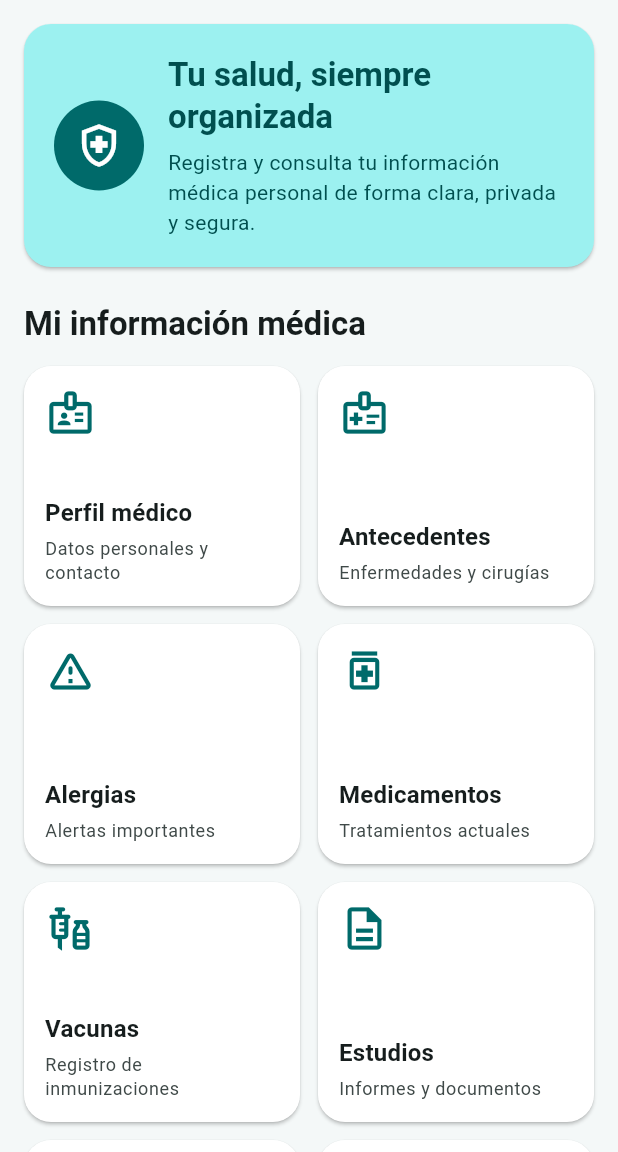
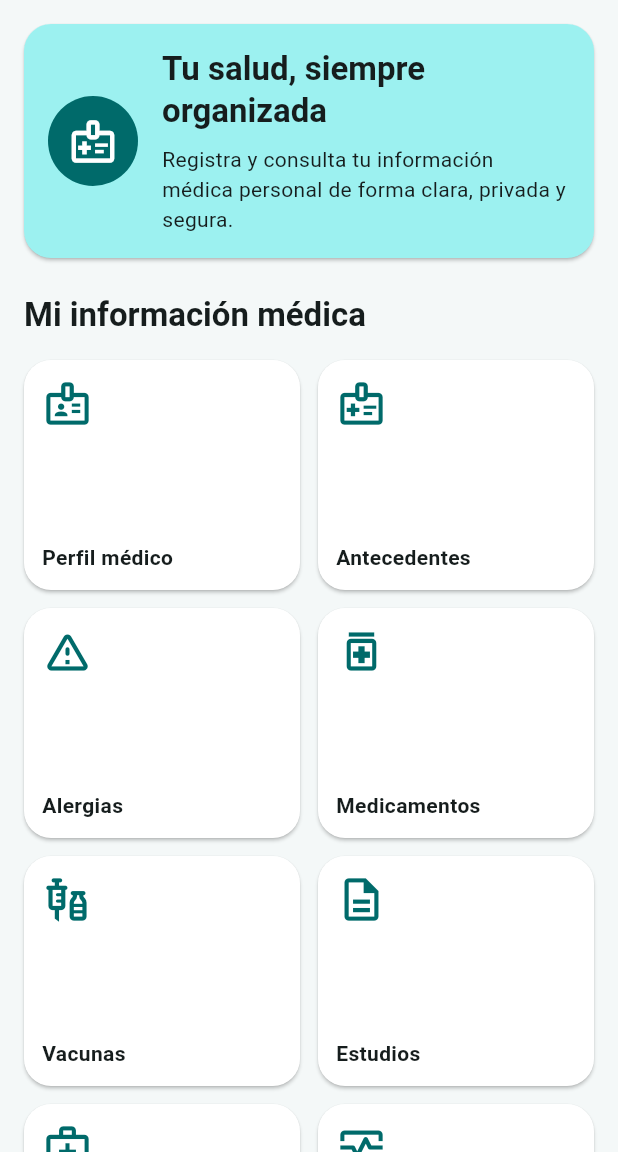
Before and after one commit to floresjulioc71/MiSalud_VortexIT, a Flutter app: the screen it shows after launch, on a phone screen of 412 x 824 dp, the part 84-1236 px from its top. Run offline on Flutter 3.47's test engine with Material 3 defaults, Android fonts, the phone set to English and light mode, and no system bars.

Commit message:
v0.1 Build 003A - Infraestructura base

```diff
--- a/lib/app/theme.dart
+++ b/lib/app/theme.dart
@@ -1,31 +1,29 @@
 import 'package:flutter/material.dart';
+
+import '../core/constants/app_colors.dart';
 
 class AppTheme {
   AppTheme._();
 
-  static const Color primaryColor = Color(0xFF006A6A);
-  static const Color backgroundColor = Color(0xFFF4F8F8);
-  static const Color dangerColor = Color(0xFFBA1A1A);
-
   static ThemeData get lightTheme {
     final ColorScheme colorScheme = ColorScheme.fromSeed(
-      seedColor: primaryColor,
+      seedColor: AppColors.primary,
       brightness: Brightness.light,
-      surface: backgroundColor,
-      error: dangerColor,
+      surface: AppColors.background,
+      error: AppColors.danger,
     );
 
     return ThemeData(
       useMaterial3: true,
       colorScheme: colorScheme,
-      scaffoldBackgroundColor: backgroundColor,
+      scaffoldBackgroundColor: AppColors.background,
       appBarTheme: AppBarTheme(
         centerTitle: false,
         elevation: 0,
-        backgroundColor: colorScheme.primary,
-        foregroundColor: colorScheme.onPrimary,
-        titleTextStyle: TextStyle(
-          color: colorScheme.onPrimary,
+        backgroundColor: AppColors.primary,
+        foregroundColor: Colors.white,
+        titleTextStyle: const TextStyle(
+          color: Colors.white,
           fontSize: 21,
           fontWeight: FontWeight.w700,
         ),
@@ -33,7 +31,7 @@ class AppTheme {
       cardTheme: CardThemeData(
         elevation: 1,
         margin: EdgeInsets.zero,
-        color: colorScheme.surfaceContainerLowest,
+        color: AppColors.card,
         shape: RoundedRectangleBorder(borderRadius: BorderRadius.circular(18)),
       ),
       filledButtonTheme: FilledButtonThemeData(
@@ -47,18 +45,18 @@ class AppTheme {
       ),
       inputDecorationTheme: InputDecorationTheme(
         filled: true,
-        fillColor: colorScheme.surfaceContainerLowest,
+        fillColor: AppColors.surface,
         border: OutlineInputBorder(
           borderRadius: BorderRadius.circular(14),
           borderSide: BorderSide.none,
         ),
         enabledBorder: OutlineInputBorder(
           borderRadius: BorderRadius.circular(14),
-          borderSide: BorderSide(color: colorScheme.outlineVariant),
+          borderSide: const BorderSide(color: AppColors.border),
         ),
         focusedBorder: OutlineInputBorder(
           borderRadius: BorderRadius.circular(14),
-          borderSide: BorderSide(color: colorScheme.primary, width: 2),
+          borderSide: const BorderSide(color: AppColors.primary, width: 2),
         ),
       ),
     );
--- /dev/null
+++ b/lib/core/constants/app_colors.dart
@@ -0,0 +1,31 @@
+import 'package:flutter/material.dart';
+
+/// Colores oficiales de MiSalud_VortexIT.
+/// Todos los colores de la aplicación deben obtenerse desde esta clase.
+class AppColors {
+  AppColors._();
+
+  // Colores principales
+  static const Color primary = Color(0xFF006A6A);
+  static const Color secondary = Color(0xFF4A6363);
+
+  // Fondos
+  static const Color background = Color(0xFFF4F8F8);
+  static const Color surface = Colors.white;
+
+  // Estados
+  static const Color success = Color(0xFF2E7D32);
+  static const Color warning = Color(0xFFF9A825);
+  static const Color danger = Color(0xFFBA1A1A);
+  static const Color info = Color(0xFF1565C0);
+
+  // Texto
+  static const Color textPrimary = Color(0xFF1B1B1B);
+  static const Color textSecondary = Color(0xFF5F6368);
+
+  // Bordes
+  static const Color border = Color(0xFFD9E2E2);
+
+  // Tarjetas
+  static const Color card = Colors.white;
+}
--- /dev/null
+++ b/lib/core/constants/app_constants.dart
@@ -0,0 +1,25 @@
+class AppConstants {
+  AppConstants._();
+
+  // Información de la aplicación
+  static const String appName = 'MiSalud VortexIT';
+  static const String appVersion = 'v0.1';
+  static const String appBuild = '003A';
+
+  // Textos generales
+  static const String dashboardTitle = 'Mi información médica';
+
+  static const String welcomeTitle = 'Tu salud, siempre organizada';
+
+  static const String welcomeMessage =
+      'Registra y consulta tu información médica personal '
+      'de forma clara, privada y segura.';
+
+  static const String pendingModule =
+      'Este módulo estará disponible en los próximos builds.';
+
+  static const String privacyNotice =
+      'La información médica se almacena localmente '
+      'y será protegida mediante los mecanismos de '
+      'seguridad de la aplicación.';
+}
--- /dev/null
+++ b/lib/core/constants/app_icons.dart
@@ -0,0 +1,41 @@
+import 'package:flutter/material.dart';
+
+/// Iconos oficiales de MiSalud_VortexIT.
+/// Todos los iconos de la aplicación deben obtenerse desde esta clase.
+class AppIcons {
+  AppIcons._();
+
+  // Generales
+  static const IconData home = Icons.home_outlined;
+  static const IconData settings = Icons.settings_outlined;
+  static const IconData search = Icons.search;
+  static const IconData add = Icons.add;
+  static const IconData edit = Icons.edit_outlined;
+  static const IconData delete = Icons.delete_outline;
+  static const IconData save = Icons.save_outlined;
+  static const IconData back = Icons.arrow_back;
+
+  // Módulos
+  static const IconData profile = Icons.badge_outlined;
+  static const IconData medicalHistory = Icons.medical_information_outlined;
+  static const IconData allergies = Icons.warning_amber_rounded;
+  static const IconData diseases = Icons.coronavirus_outlined;
+  static const IconData surgeries = Icons.local_hospital_outlined;
+  static const IconData medications = Icons.medication_outlined;
+  static const IconData vaccines = Icons.vaccines_outlined;
+  static const IconData studies = Icons.description_outlined;
+  static const IconData doctors = Icons.medical_services_outlined;
+  static const IconData controls = Icons.monitor_heart_outlined;
+  static const IconData reports = Icons.picture_as_pdf_outlined;
+  static const IconData backup = Icons.cloud_sync_outlined;
+
+  // Seguridad
+  static const IconData security = Icons.lock_outline;
+  static const IconData fingerprint = Icons.fingerprint;
+
+  // Estado
+  static const IconData success = Icons.check_circle_outline;
+  static const IconData warning = Icons.warning_amber_outlined;
+  static const IconData error = Icons.error_outline;
+  static const IconData info = Icons.info_outline;
+}
--- /dev/null
+++ b/lib/core/constants/app_spacing.dart
@@ -0,0 +1,11 @@
+class AppSpacing {
+  AppSpacing._();
+
+  static const double xSmall = 4.0;
+  static const double small = 8.0;
+  static const double medium = 12.0;
+  static const double large = 16.0;
+  static const double xLarge = 24.0;
+  static const double xxLarge = 32.0;
+  static const double xxxLarge = 40.0;
+}
--- a/lib/features/dashboard/screens/dashboard_screen.dart
+++ b/lib/features/dashboard/screens/dashboard_screen.dart
@@ -1,181 +1,76 @@
 import 'package:flutter/material.dart';
+
+import '../../../core/constants/app_colors.dart';
+import '../../../core/constants/app_constants.dart';
+import '../../../core/constants/app_icons.dart';
+import '../../../core/constants/app_spacing.dart';
 
 class DashboardScreen extends StatelessWidget {
   const DashboardScreen({super.key});
 
   @override
   Widget build(BuildContext context) {
-    final ColorScheme colorScheme = Theme.of(context).colorScheme;
-
     return Scaffold(
       appBar: AppBar(
-        title: const Text('MiSalud VortexIT'),
+        title: const Text(AppConstants.appName),
         actions: [
           IconButton(
             tooltip: 'Configuración',
+            icon: const Icon(AppIcons.settings),
             onPressed: () {
-              _showPendingMessage(context);
+              ScaffoldMessenger.of(context).showSnackBar(
+                const SnackBar(content: Text(AppConstants.pendingModule)),
+              );
             },
-            icon: const Icon(Icons.settings_outlined),
           ),
         ],
       ),
-      body: SafeArea(
-        child: ListView(
-          padding: const EdgeInsets.all(16),
-          children: [
-            _WelcomeCard(colorScheme: colorScheme),
-            const SizedBox(height: 24),
-            Text(
-              'Mi información médica',
-              style: Theme.of(
-                context,
-              ).textTheme.titleLarge?.copyWith(fontWeight: FontWeight.w700),
-            ),
-            const SizedBox(height: 14),
-            GridView.count(
-              crossAxisCount: _calculateColumns(context),
-              shrinkWrap: true,
-              physics: const NeverScrollableScrollPhysics(),
-              crossAxisSpacing: 12,
-              mainAxisSpacing: 12,
-              childAspectRatio: 1.15,
-              children: [
-                _DashboardOption(
-                  title: 'Perfil médico',
-                  subtitle: 'Datos personales y contacto',
-                  icon: Icons.badge_outlined,
-                  onTap: () => _showPendingMessage(context),
-                ),
-                _DashboardOption(
-                  title: 'Antecedentes',
-                  subtitle: 'Enfermedades y cirugías',
-                  icon: Icons.medical_information_outlined,
-                  onTap: () => _showPendingMessage(context),
-                ),
-                _DashboardOption(
-                  title: 'Alergias',
-                  subtitle: 'Alertas importantes',
-                  icon: Icons.warning_amber_rounded,
-                  onTap: () => _showPendingMessage(context),
-                ),
-                _DashboardOption(
-                  title: 'Medicamentos',
-                  subtitle: 'Tratamientos actuales',
-                  icon: Icons.medication_outlined,
-                  onTap: () => _showPendingMessage(context),
-                ),
-                _DashboardOption(
-                  title: 'Vacunas',
-                  subtitle: 'Registro de inmunizaciones',
-                  icon: Icons.vaccines_outlined,
-                  onTap: () => _showPendingMessage(context),
-                ),
-                _DashboardOption(
-                  title: 'Estudios',
-                  subtitle: 'Informes y documentos',
-                  icon: Icons.description_outlined,
-                  onTap: () => _showPendingMessage(context),
-                ),
-                _DashboardOption(
-                  title: 'Médicos',
-                  subtitle: 'Profesionales tratantes',
-                  icon: Icons.medical_services_outlined,
-                  onTap: () => _showPendingMessage(context),
-                ),
-                _DashboardOption(
-                  title: 'Controles',
-                  subtitle: 'Peso, presión y glucemia',
-                  icon: Icons.monitor_heart_outlined,
-                  onTap: () => _showPendingMessage(context),
-                ),
-                _DashboardOption(
-                  title: 'Informe PDF',
-                  subtitle: 'Resumen médico personal',
-                  icon: Icons.picture_as_pdf_outlined,
-                  onTap: () => _showPendingMessage(context),
-                ),
-                _DashboardOption(
-                  title: 'Respaldo',
-                  subtitle: 'Exportar y restaurar datos',
-                  icon: Icons.cloud_sync_outlined,
-                  onTap: () => _showPendingMessage(context),
-                ),
+      body: ListView(
+        padding: const EdgeInsets.all(AppSpacing.large),
+        children: const [
+          _WelcomeCard(),
+          SizedBox(height: AppSpacing.xLarge),
+          _SectionTitle(),
+          SizedBox(height: AppSpacing.large),
+          _DashboardGrid(),
+          SizedBox(height: AppSpacing.xLarge),
+          _PrivacyCard(),
         ],
-            ),
-            const SizedBox(height: 24),
-            _PrivacyNotice(colorScheme: colorScheme),
-          ],
-        ),
-      ),
-    );
-  }
-
-  static int _calculateColumns(BuildContext context) {
-    final double width = MediaQuery.sizeOf(context).width;
-
-    if (width >= 1000) {
-      return 4;
-    }
-
-    if (width >= 650) {
-      return 3;
-    }
-
-    return 2;
-  }
-
-  static void _showPendingMessage(BuildContext context) {
-    ScaffoldMessenger.of(context)
-      ..hideCurrentSnackBar()
-      ..showSnackBar(
-        const SnackBar(
-          content: Text('Este módulo será incorporado en los próximos builds.'),
       ),
     );
   }
 }
 
 class _WelcomeCard extends StatelessWidget {
-  final ColorScheme colorScheme;
-
-  const _WelcomeCard({required this.colorScheme});
+  const _WelcomeCard();
 
   @override
   Widget build(BuildContext context) {
     return Card(
-      color: colorScheme.primaryContainer,
+      color: Theme.of(context).colorScheme.primaryContainer,
       child: Padding(
-        padding: const EdgeInsets.all(20),
+        padding: const EdgeInsets.all(AppSpacing.large),
         child: Row(
-          crossAxisAlignment: CrossAxisAlignment.center,
           children: [
             CircleAvatar(
               radius: 30,
-              backgroundColor: colorScheme.primary,
-              foregroundColor: colorScheme.onPrimary,
-              child: const Icon(Icons.health_and_safety_outlined, size: 34),
+              backgroundColor: AppColors.primary,
+              foregroundColor: Colors.white,
+              child: Icon(AppIcons.medicalHistory, size: 34),
             ),
-            const SizedBox(width: 16),
+            SizedBox(width: AppSpacing.large),
             Expanded(
               child: Column(
                 crossAxisAlignment: CrossAxisAlignment.start,
                 children: [
                   Text(
-                    'Tu salud, siempre organizada',
+                    AppConstants.welcomeTitle,
                     style: Theme.of(context).textTheme.titleLarge?.copyWith(
-                      color: colorScheme.onPrimaryContainer,
-                      fontWeight: FontWeight.w700,
+                      fontWeight: FontWeight.bold,
                     ),
                   ),
-                  const SizedBox(height: 6),
-                  Text(
-                    'Registra y consulta tu información médica personal '
-                    'de forma clara, privada y segura.',
-                    style: Theme.of(context).textTheme.bodyMedium?.copyWith(
-                      color: colorScheme.onPrimaryContainer,
-                    ),
-                  ),
+                  SizedBox(height: AppSpacing.small),
+                  Text(AppConstants.welcomeMessage),
                 ],
               ),
             ),
@@ -186,80 +81,92 @@ class _WelcomeCard extends StatelessWidget {
   }
 }
 
-class _DashboardOption extends StatelessWidget {
-  final String title;
-  final String subtitle;
-  final IconData icon;
-  final VoidCallback onTap;
-
-  const _DashboardOption({
-    required this.title,
-    required this.subtitle,
-    required this.icon,
-    required this.onTap,
-  });
+class _SectionTitle extends StatelessWidget {
+  const _SectionTitle();
 
   @override
   Widget build(BuildContext context) {
-    final ColorScheme colorScheme = Theme.of(context).colorScheme;
+    return Text(
+      AppConstants.dashboardTitle,
+      style: Theme.of(
+        context,
+      ).textTheme.titleLarge?.copyWith(fontWeight: FontWeight.bold),
+    );
+  }
+}
 
+class _DashboardGrid extends StatelessWidget {
+  const _DashboardGrid();
+
+  @override
+  Widget build(BuildContext context) {
+    final items = const [
+      ('Perfil médico', AppIcons.profile),
+      ('Antecedentes', AppIcons.medicalHistory),
+      ('Alergias', AppIcons.allergies),
+      ('Medicamentos', AppIcons.medications),
+      ('Vacunas', AppIcons.vaccines),
+      ('Estudios', AppIcons.studies),
+      ('Médicos', AppIcons.doctors),
+      ('Controles', AppIcons.controls),
+      ('Informe PDF', AppIcons.reports),
+      ('Respaldo', AppIcons.backup),
+    ];
+
+    return GridView.builder(
+      shrinkWrap: true,
+      physics: const NeverScrollableScrollPhysics(),
+      gridDelegate: const SliverGridDelegateWithFixedCrossAxisCount(
+        crossAxisCount: 2,
+        crossAxisSpacing: AppSpacing.medium,
+        mainAxisSpacing: AppSpacing.medium,
+        childAspectRatio: 1.2,
+      ),
+      itemCount: items.length,
+      itemBuilder: (context, index) {
+        final item = items[index];
         return Card(
-      clipBehavior: Clip.antiAlias,
           child: InkWell(
-        onTap: onTap,
+            borderRadius: BorderRadius.circular(12),
+            onTap: () {
+              ScaffoldMessenger.of(context).showSnackBar(
+                const SnackBar(content: Text(AppConstants.pendingModule)),
+              );
+            },
             child: Padding(
-          padding: const EdgeInsets.all(14),
+              padding: const EdgeInsets.all(AppSpacing.medium),
               child: Column(
                 crossAxisAlignment: CrossAxisAlignment.start,
                 children: [
-              Icon(icon, size: 34, color: colorScheme.primary),
+                  Icon(item.$2, color: AppColors.primary, size: 34),
                   const Spacer(),
                   Text(
-                title,
-                maxLines: 1,
-                overflow: TextOverflow.ellipsis,
-                style: Theme.of(
-                  context,
-                ).textTheme.titleMedium?.copyWith(fontWeight: FontWeight.w700),
-              ),
-              const SizedBox(height: 4),
-              Text(
-                subtitle,
-                maxLines: 2,
-                overflow: TextOverflow.ellipsis,
-                style: Theme.of(context).textTheme.bodySmall?.copyWith(
-                  color: colorScheme.onSurfaceVariant,
-                ),
+                    item.$1,
+                    style: const TextStyle(fontWeight: FontWeight.bold),
                   ),
                 ],
               ),
             ),
           ),
         );
+      },
+    );
   }
 }
 
-class _PrivacyNotice extends StatelessWidget {
-  final ColorScheme colorScheme;
-
-  const _PrivacyNotice({required this.colorScheme});
+class _PrivacyCard extends StatelessWidget {
+  const _PrivacyCard();
 
   @override
   Widget build(BuildContext context) {
     return Card(
-      color: colorScheme.surfaceContainerHigh,
       child: Padding(
-        padding: const EdgeInsets.all(16),
+        padding: const EdgeInsets.all(AppSpacing.large),
         child: Row(
-          children: [
-            Icon(Icons.lock_outline, color: colorScheme.primary),
-            const SizedBox(width: 12),
-            const Expanded(
-              child: Text(
-                'La información se almacenará localmente y será protegida '
-                'con las medidas de seguridad de la aplicación.',
-              ),
-            ),
+          children: const [
+            Icon(AppIcons.security),
+            SizedBox(width: AppSpacing.medium),
+            Expanded(child: Text(AppConstants.privacyNotice)),
           ],
         ),
       ),
```
Lines whose indentation alone changed are shown as unchanged.
